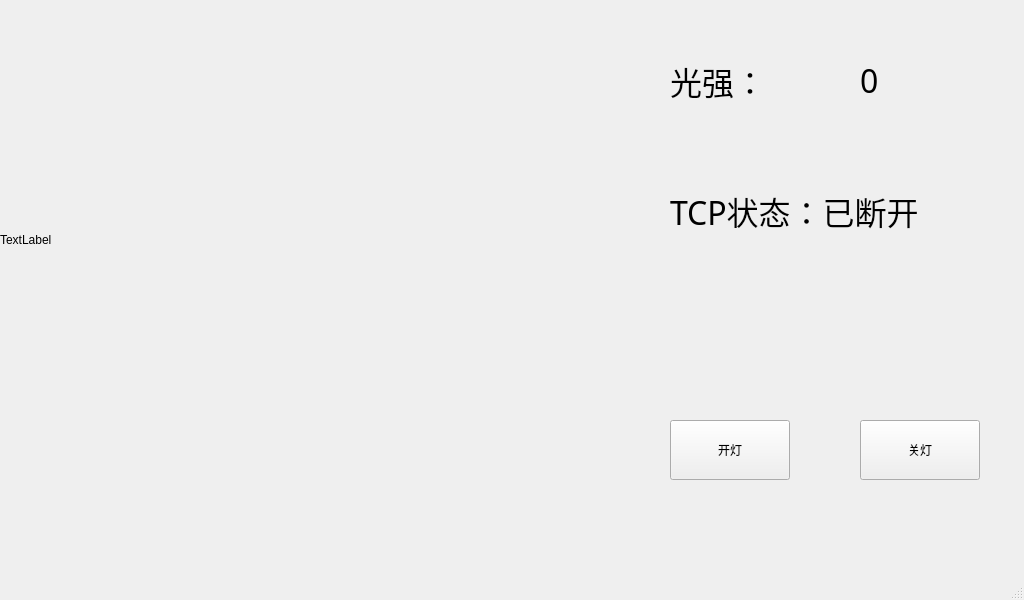
Old version of the form mainwindow.ui in the repository alittleice/-.
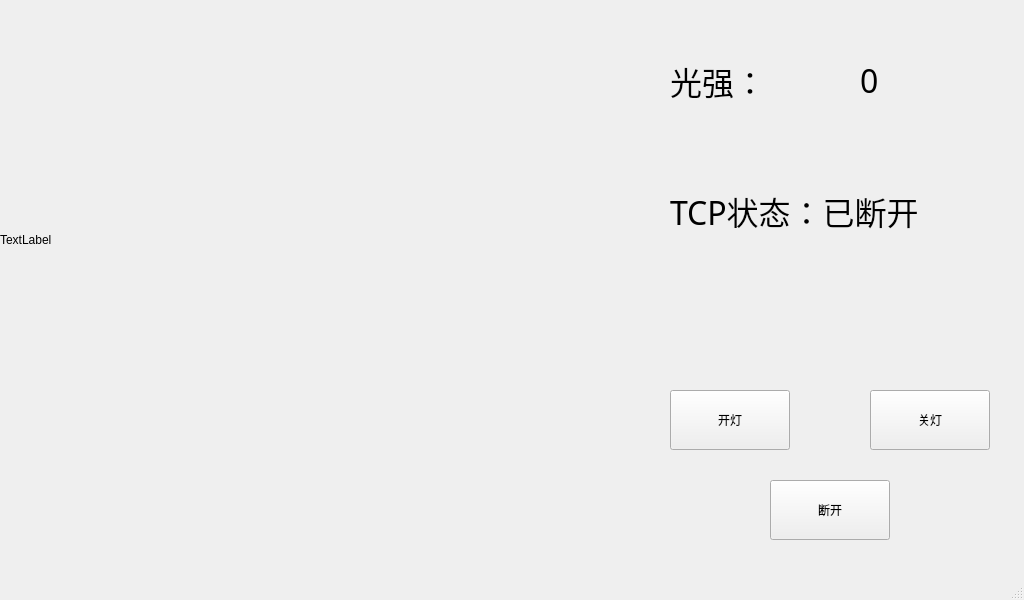
New version of the form.

```diff
--- a/mainwindow.ui
+++ b/mainwindow.ui
@@ -33,7 +33,7 @@
     <property name="geometry">
      <rect>
       <x>670</x>
-      <y>420</y>
+      <y>390</y>
       <width>120</width>
       <height>60</height>
      </rect>
@@ -115,8 +115,8 @@
    <widget class="QPushButton" name="OffLight">
     <property name="geometry">
      <rect>
-      <x>860</x>
-      <y>420</y>
+      <x>870</x>
+      <y>390</y>
       <width>120</width>
       <height>60</height>
      </rect>
@@ -125,6 +125,19 @@
      <string>关灯</string>
     </property>
    </widget>
+   <widget class="QPushButton" name="disconnect">
+    <property name="geometry">
+     <rect>
+      <x>770</x>
+      <y>480</y>
+      <width>120</width>
+      <height>60</height>
+     </rect>
+    </property>
+    <property name="text">
+     <string>断开</string>
+    </property>
+   </widget>
   </widget>
   <widget class="QMenuBar" name="menubar">
    <property name="geometry">
```
